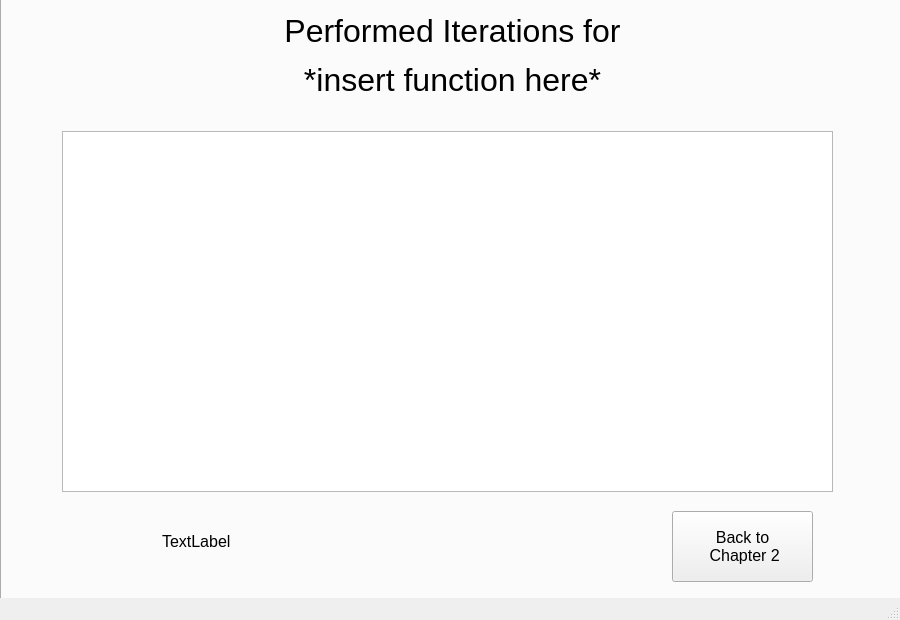
First picture: the form in MainFiles/UIDesign.ui, repository Fawad-Javed-Fateh/Zephyr-I, before the edit.
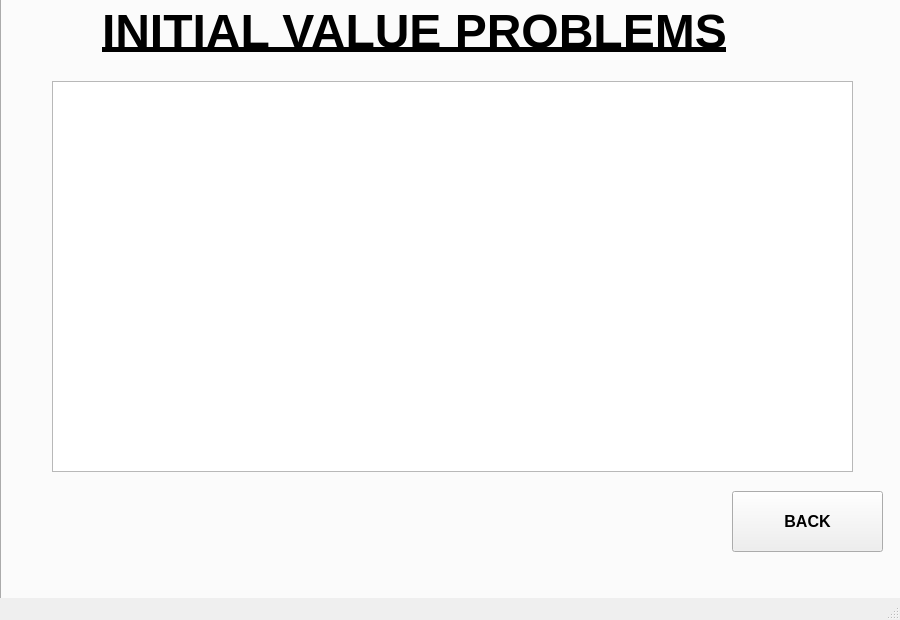
Second picture: the form after the edit. The open tabs and pages were chosen to show the change.

```diff
--- a/MainFiles/UIDesign.ui
+++ b/MainFiles/UIDesign.ui
@@ -2013,6 +2013,91 @@
        <string>&lt;html&gt;&lt;head/&gt;&lt;body&gt;&lt;p&gt;&lt;span style=&quot; font-size:14pt; font-weight:600;&quot;&gt;h:&lt;/span&gt;&lt;/p&gt;&lt;/body&gt;&lt;/html&gt;</string>
       </property>
      </widget>
+     <widget class="QLabel" name="DecimalLabel">
+      <property name="geometry">
+       <rect>
+        <x>10</x>
+        <y>430</y>
+        <width>241</width>
+        <height>21</height>
+       </rect>
+      </property>
+      <property name="font">
+       <font>
+        <pointsize>16</pointsize>
+        <weight>75</weight>
+        <bold>true</bold>
+       </font>
+      </property>
+      <property name="text">
+       <string>Number of Decimals :</string>
+      </property>
+     </widget>
+     <widget class="QLineEdit" name="Ch5DecimalBox">
+      <property name="geometry">
+       <rect>
+        <x>250</x>
+        <y>430</y>
+        <width>113</width>
+        <height>20</height>
+       </rect>
+      </property>
+     </widget>
+    </widget>
+    <widget class="QWidget" name="Ch5AnsTab">
+     <attribute name="title">
+      <string>Page</string>
+     </attribute>
+     <widget class="QLabel" name="Ch5AnsHeadinglabel">
+      <property name="geometry">
+       <rect>
+        <x>100</x>
+        <y>0</y>
+        <width>661</width>
+        <height>61</height>
+       </rect>
+      </property>
+      <property name="font">
+       <font>
+        <pointsize>36</pointsize>
+        <weight>75</weight>
+        <bold>true</bold>
+        <underline>true</underline>
+       </font>
+      </property>
+      <property name="text">
+       <string>INITIAL VALUE PROBLEMS</string>
+      </property>
+     </widget>
+     <widget class="QTableWidget" name="Ch5AnsTable">
+      <property name="geometry">
+       <rect>
+        <x>50</x>
+        <y>80</y>
+        <width>801</width>
+        <height>391</height>
+       </rect>
+      </property>
+     </widget>
+     <widget class="QPushButton" name="Ch5AnsBackButton">
+      <property name="geometry">
+       <rect>
+        <x>730</x>
+        <y>490</y>
+        <width>151</width>
+        <height>61</height>
+       </rect>
+      </property>
+      <property name="font">
+       <font>
+        <weight>75</weight>
+        <bold>true</bold>
+       </font>
+      </property>
+      <property name="text">
+       <string>BACK</string>
+      </property>
+     </widget>
     </widget>
    </widget>
   </widget>
```
Left out of the diff: 21 changed lines with no effect on the pictures.
